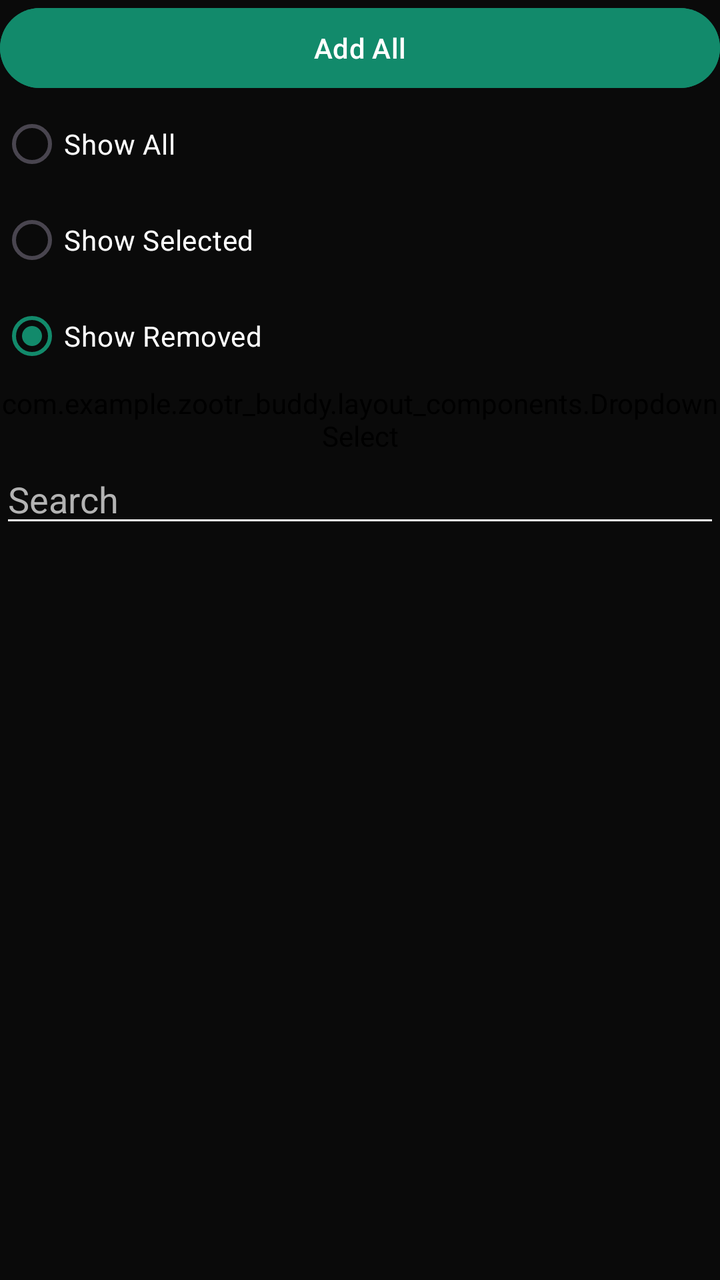
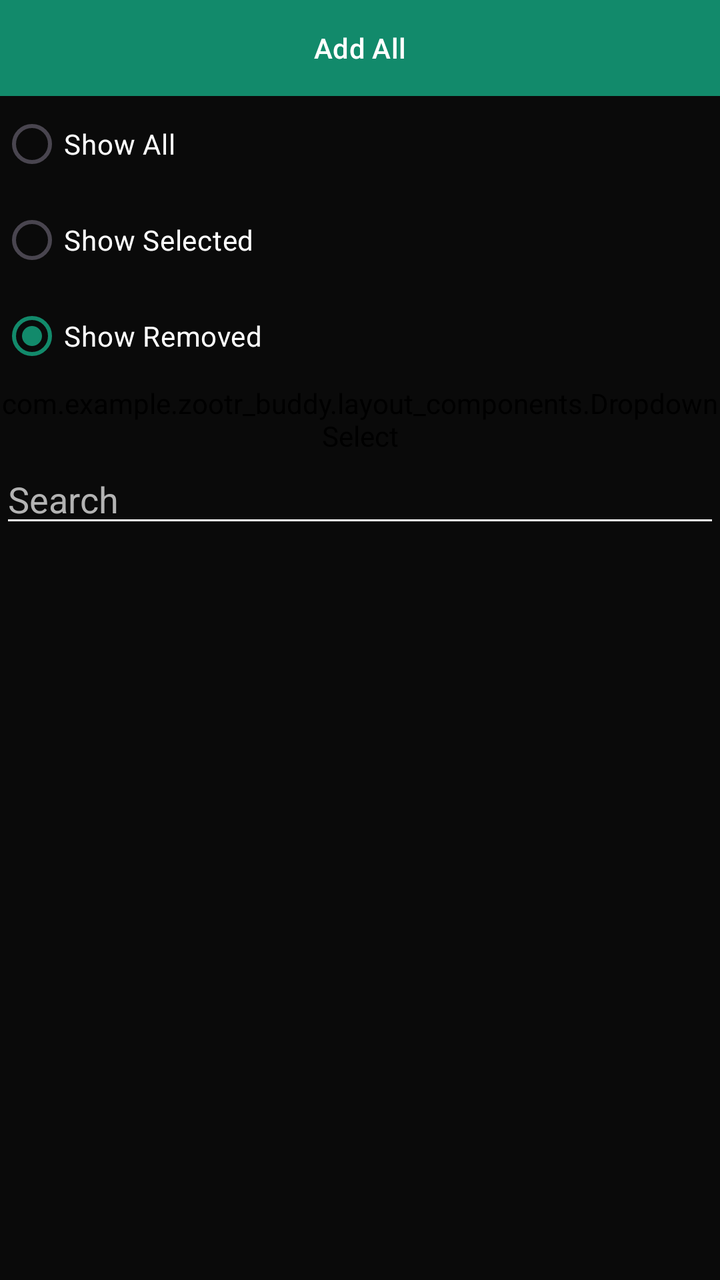

Screens rendered from an Android XML layout before and after an edit, with the pre-edit source and the edit as a unified diff.
<!-- AndroidManifest.xml: application theme Theme.ZOoTRBuddy -->
<!-- res/layout/search_box.xml -->
<?xml version="1.0" encoding="utf-8"?>
<LinearLayout xmlns:android="http://schemas.android.com/apk/res/android"
    xmlns:app="http://schemas.android.com/apk/res-auto"
    android:id="@+id/searchboxlayout"
    android:layout_width="match_parent"
    android:layout_height="match_parent"
    android:orientation="vertical">

    <LinearLayout
        android:id="@+id/AddColumn"
        android:layout_width="match_parent"
        android:layout_height="wrap_content"
        android:layout_weight="0"
        android:orientation="vertical">

        <Button
            android:id="@+id/AddAllButton"
            android:layout_width="match_parent"
            android:layout_height="wrap_content"
            android:backgroundTint="?attr/android:colorPrimary"
            android:textColor="?attr/primaryButtonTextColor"
            android:text="Add All" />

        <RadioGroup
            android:id="@+id/SelectedFilter"
            android:layout_width="match_parent"
            android:layout_height="wrap_content"
            android:checkedButton="@id/ShowRemovedButton">

            <RadioButton
                android:id="@+id/ShowAllButton"
                android:layout_width="match_parent"
                android:layout_height="wrap_content"
                android:text="Show All"
                android:textColor="?attr/android:textColorPrimary" />

            <RadioButton
                android:id="@+id/ShowSelectedButton"
                android:layout_width="match_parent"
                android:layout_height="wrap_content"
                android:text="Show Selected"
                android:textColor="?attr/android:textColorPrimary" />

            <RadioButton
                android:id="@+id/ShowRemovedButton"
                android:layout_width="match_parent"
                android:layout_height="wrap_content"
                android:text="Show Removed"
                android:textColor="?attr/android:textColorPrimary" />
        </RadioGroup>

        <com.example.zootr_buddy.layout_components.DropdownSelect
            android:id="@+id/AddFilterDropdown"
            android:layout_width="match_parent"
            android:layout_height="wrap_content">

        </com.example.zootr_buddy.layout_components.DropdownSelect>

        <EditText
            android:id="@+id/AddSearch"
            android:layout_width="match_parent"
            android:layout_height="wrap_content"
            android:ems="10"
            android:hint="Search"
            android:inputType="text"
            android:textColor="#FFFFFF" />

    </LinearLayout>

    <ScrollView
        android:layout_width="match_parent"
        android:layout_height="300dp"
        android:nestedScrollingEnabled="true"
        android:scrollbarSize="12dp"
        android:scrollbarStyle="insideInset">

        <TableLayout
            android:id="@+id/AddTable"
            android:layout_width="match_parent"
            android:layout_height="wrap_content" />
    </ScrollView>

</LinearLayout>
<!-- resources referenced by this layout -->
<resources>
  <style name="Theme.ZOoTRBuddy" parent="Theme.Material3.Light">
          <item name="hintTextColor">@color/gray_100</item>
          <item name="android:colorSecondary">@color/blue</item>
          <item name="android:textColorSecondary">@color/white</item>
          <item name="primaryButtonTextColor">@color/white</item>
          <item name="secondaryButtonTextColor">@color/white</item>
          <item name="android:colorPrimary">@color/sea_green</item>
          <item name="colorPrimary">@color/sea_green</item>
          <item name="android:textColor">@color/white</item>
          <item name="android:textColorPrimary">@color/white</item>
          <item name="android:background">@color/gray_700</item>
          <item name="backgroundSecondary">@color/gray_500</item>
          <item name="android:textColorHint">@color/gray_100</item>
          <item name="android:dropDownListViewStyle">@style/DropdownWithHorizontalDivider</item>
          <item name="tooltipBackground">@color/gray_700</item>
      </style>
  <color name="gray_100">#B3B3B3</color>
  <color name="blue">#052F5F</color>
  <color name="white">#FFFFFFFF</color>
  <color name="sea_green">#128A6B</color>
  <color name="gray_700">#0A0A0A</color>
  <color name="gray_500">#111111</color>
  <style name="DropdownWithHorizontalDivider" parent="android:Widget.ListView.DropDown">
          <item name="android:divider">@color/gray_100</item>
          <item name="android:dividerHeight">1dp</item>
      </style>
</resources>

<!-- the commit's change to res/layout/search_box.xml (unified diff, before → after) -->
@@ -17,7 +17,7 @@
             android:id="@+id/AddAllButton"
             android:layout_width="match_parent"
             android:layout_height="wrap_content"
-            android:backgroundTint="?attr/android:colorPrimary"
+            android:background="@drawable/focus_outline_primary"
             android:textColor="?attr/primaryButtonTextColor"
             android:text="Add All" />
 
<!-- resource entries referenced after the edit -->
@@ -1,5 +1,22 @@
 <!-- resources referenced by this layout -->
 <resources>
+  <!-- drawable focus_outline_primary (drawable) -->
+  <?xml version="1.0" encoding="utf-8"?>
+  <selector xmlns:android="http://schemas.android.com/apk/res/android">
+      <item android:state_focused="true">
+          <shape android:shape="rectangle">
+              <solid android:color="?attr/android:colorPrimary"/>
+              <stroke android:width="3dp" android:color="?attr/focusOutline"/>
+          </shape>
+      </item>
+  
+      <item>
+          <shape android:shape="rectangle">
+              <solid android:color="?attr/android:colorPrimary"/>
+              <stroke android:width="0dp" android:color="@android:color/transparent"/>
+          </shape>
+      </item>
+  </selector>
   <style name="Theme.ZOoTRBuddy" parent="Theme.Material3.Light">
           <item name="hintTextColor">@color/gray_100</item>
           <item name="android:colorSecondary">@color/blue</item>
@@ -15,6 +32,7 @@
           <item name="android:textColorHint">@color/gray_100</item>
           <item name="android:dropDownListViewStyle">@style/DropdownWithHorizontalDivider</item>
           <item name="tooltipBackground">@color/gray_700</item>
+          <item name="focusOutline">@color/sea_green_light</item>
       </style>
   <color name="gray_100">#B3B3B3</color>
   <color name="blue">#052F5F</color>
@@ -26,5 +44,6 @@
           <item name="android:divider">@color/gray_100</item>
           <item name="android:dividerHeight">1dp</item>
       </style>
+  <color name="sea_green_light">#06a77d</color>
 </resources>
 
